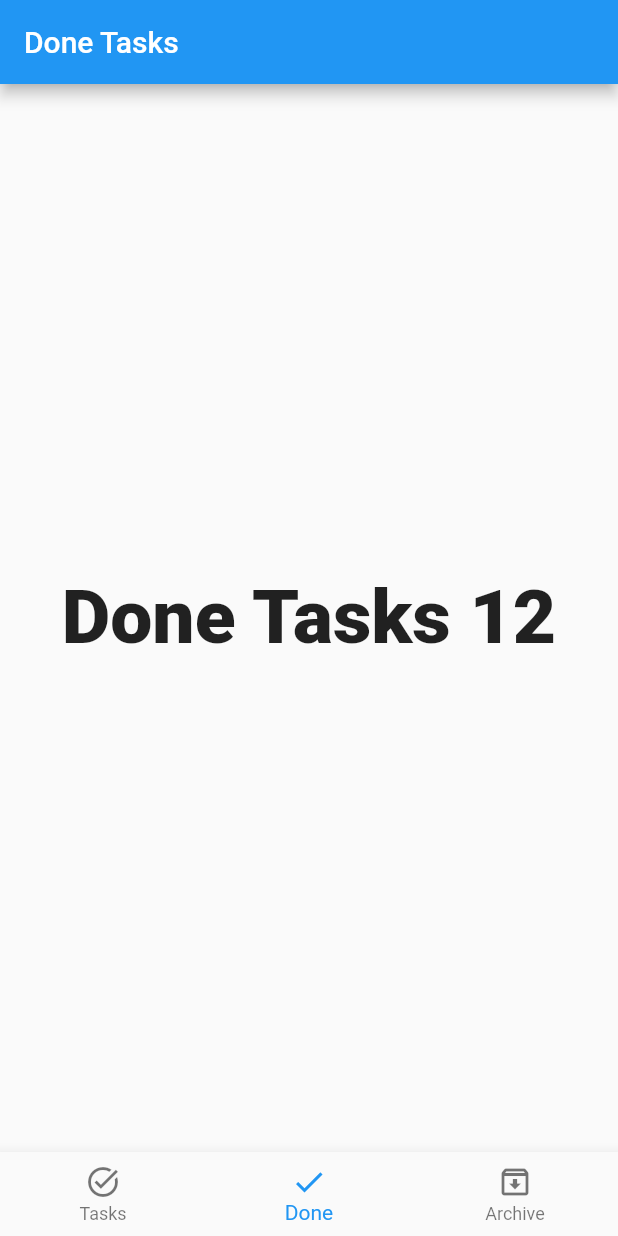
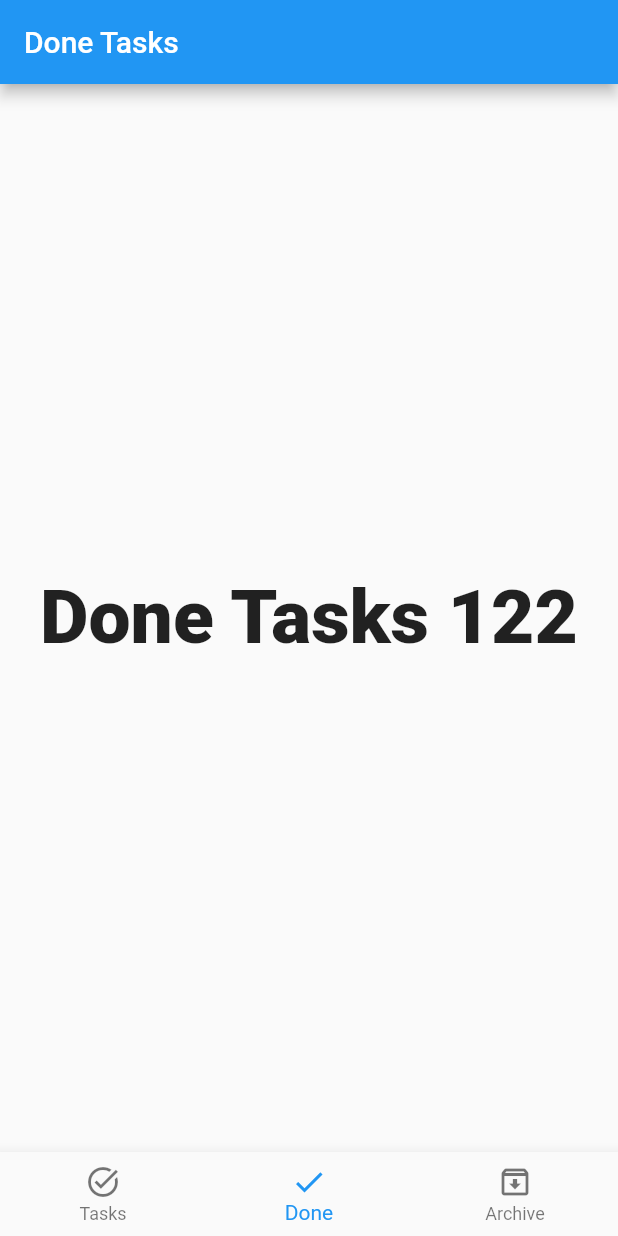
Before and after one commit to Fuadjihad/Udamy, a Flutter app: the screen it shows after launch, item 2 of the bottom bar chosen, on a phone screen of 412 x 824 dp. Run offline on Flutter 3.47's test engine with Material 2 defaults, Android fonts, the phone set to English and light mode, and no system bars.

Commit message:
New To Do

```diff
--- a/lib/modules/done_tasks/done_tasks_screen.dart
+++ b/lib/modules/done_tasks/done_tasks_screen.dart
@@ -12,7 +12,7 @@ class _DoneTasksScreenState extends State<DoneTasksScreen> {
   Widget build(BuildContext context) {
     return Center(
       child: const Text(
-        'Done Tasks 12',
+        'Done Tasks 122',
         style: TextStyle(
           fontSize: 50,
           fontWeight: FontWeight.w900,
```
